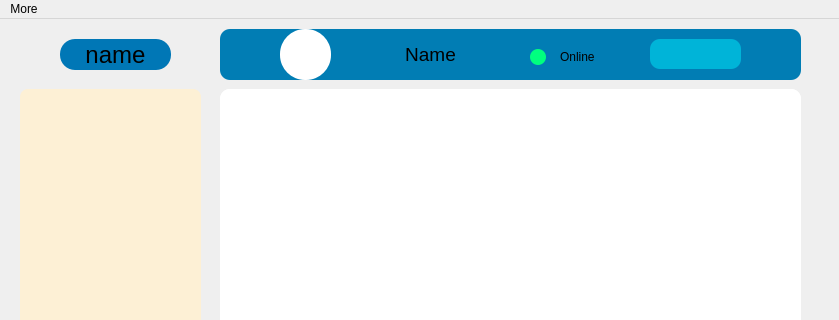
AP-projects-4001/jan-ghahve, file client/mainwindow.ui: the form before one commit; both pictures show x 0 to 839 and y 0 to 320 of the 839 by 549 pixel window.
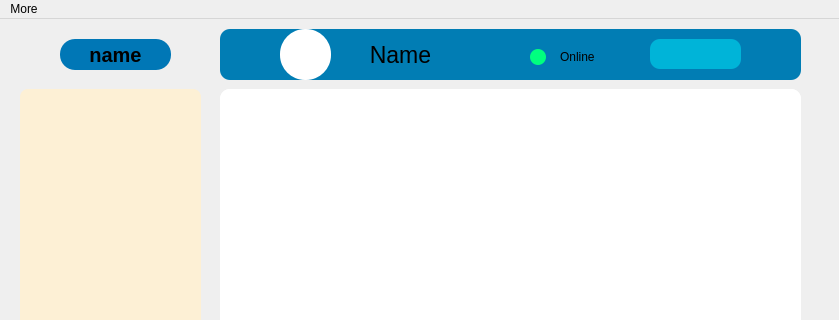
The form after the commit. Icons and pictures are not drawn.

Patch:
```diff
--- a/client/mainwindow.ui
+++ b/client/mainwindow.ui
@@ -169,7 +169,7 @@
     <widget class="QPushButton" name="pbn_search_2">
      <property name="geometry">
       <rect>
-       <x>540</x>
+       <x>530</x>
        <y>10</y>
        <width>31</width>
        <height>31</height>
@@ -218,22 +218,28 @@
       <rect>
        <x>120</x>
        <y>10</y>
-       <width>181</width>
+       <width>121</width>
        <height>31</height>
       </rect>
      </property>
      <property name="cursor">
       <cursorShape>PointingHandCursor</cursorShape>
      </property>
+     <property name="layoutDirection">
+      <enum>Qt::LeftToRight</enum>
+     </property>
      <property name="styleSheet">
-      <string notr="true">
+      <string notr="true">font-weight:bold;
 border-radius: 10px;
 color:black;
-font:19px;</string>
+font:23px;</string>
      </property>
      <property name="text">
       <string>Name</string>
      </property>
+     <property name="flat">
+      <bool>false</bool>
+     </property>
     </widget>
    </widget>
    <widget class="QGroupBox" name="groupBox_3">
@@ -353,7 +359,10 @@
     <property name="styleSheet">
      <string notr="true">background-color:rgb(0, 119, 182);
 border-radius:15px;
-font:24px;
+font:20px;
+font-weight:bold;
+
+
 </string>
     </property>
     <property name="text">
```
Left out of the diff: 2 changed lines with no effect on the pictures.
